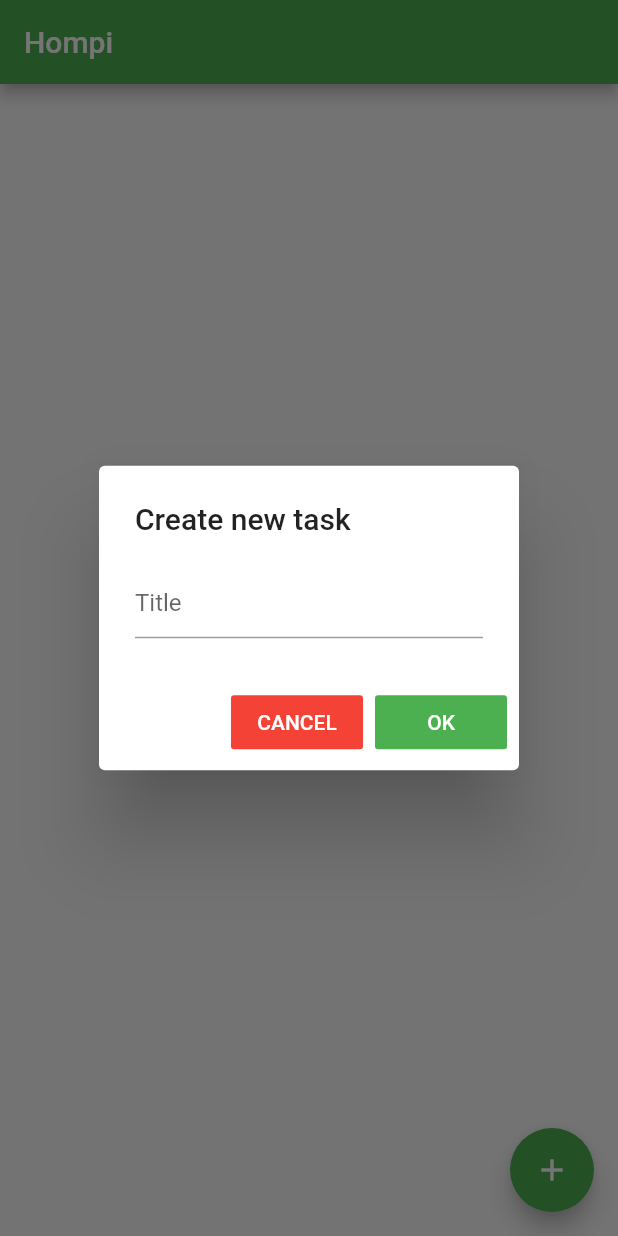
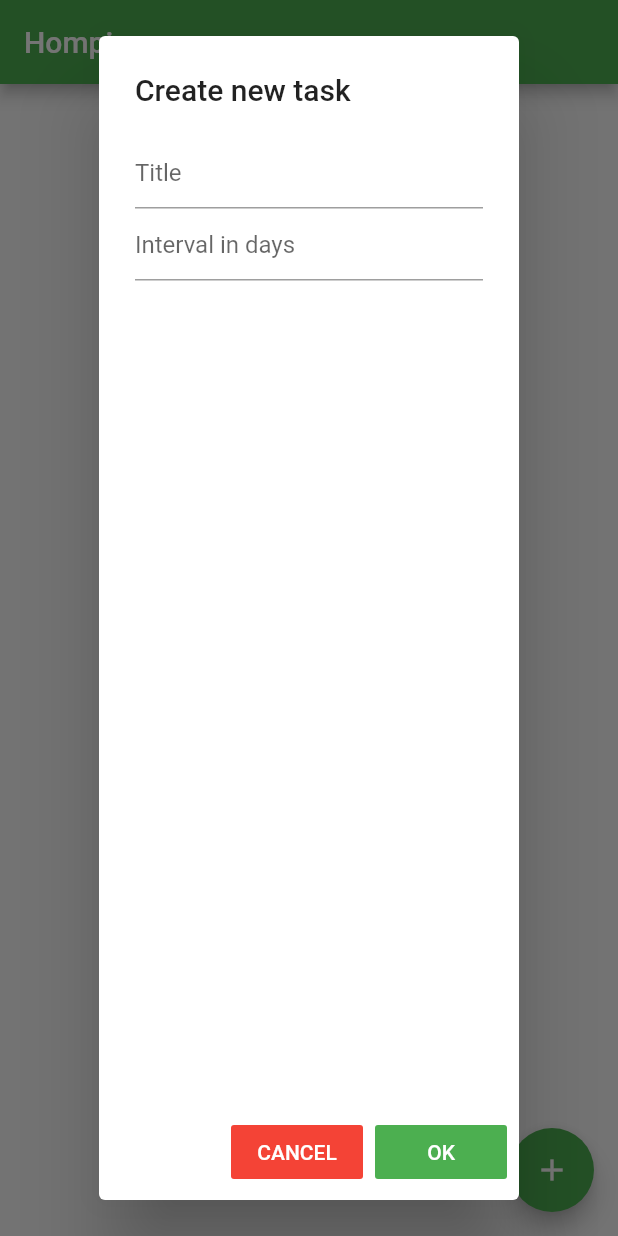
Before and after one commit to DeviesDevelopment/hompi, a Flutter app: the screen it shows after launch, after a tap on the "add" icon, on a phone screen of 412 x 824 dp. Run offline on Flutter 3.47's test engine with Material 2 defaults, Android fonts, the phone set to English and light mode, and no system bars.

Commit message:
Create tasks with interval

```diff
--- a/frontend/hompi/lib/main.dart
+++ b/frontend/hompi/lib/main.dart
@@ -23,16 +23,21 @@ Future<List<Task>> fetchTasks() async {
   }
 }
 
-void addTask(String title) async {
+void addTask(Task task) async {
   final response = await http.post(
       getBaseUrl(),
       headers: <String, String>{
         'Content-Type': 'application/json; charset=UTF-8',
       },
     body: jsonEncode(<String, String>{
-      'title': title,
+      'title': task.title,
+      'due_date': DateTime.now().toIso8601String(),
+      'interval': task.interval + ' 00:00:00',
     }),
   );
+  if (response.statusCode != 201) {
+    throw Exception('Failed to create task');
+  }
 }
 
 class MyApp extends StatelessWidget {
@@ -57,8 +62,10 @@ class RandomWords extends StatefulWidget {
 class _RandomWordsState extends State<RandomWords> {
   final _tasks = <Task>[];
   final _biggerFont = TextStyle(fontSize: 18.0);
-  TextEditingController _textFieldController = TextEditingController();
-  String valueText;
+  TextEditingController _titleTextFieldController = TextEditingController();
+  String titleInputText;
+  TextEditingController _intervalTextFieldController = TextEditingController();
+  String intervalInputText;
 
   @override
   initState() {
@@ -68,8 +75,8 @@ class _RandomWordsState extends State<RandomWords> {
     });
   }
 
-  _addTask(String title) async {
-    await addTask(title);
+  _addTask(Task task) async {
+    await addTask(task);
     fetchTasks().then((tasks) {
       setState(() {
         _tasks.clear();
@@ -84,14 +91,28 @@ class _RandomWordsState extends State<RandomWords> {
         builder: (context) {
           return AlertDialog(
             title: Text('Create new task'),
-            content: TextField(
-              onChanged: (value) {
-                setState(() {
-                  valueText = value;
-                });
-              },
-              controller: _textFieldController,
-              decoration: InputDecoration(hintText: "Title"),
+            content: Column(
+              children: [
+                TextField(
+                  onChanged: (value) {
+                    setState(() {
+                      titleInputText = value;
+                    });
+                  },
+                  controller: _titleTextFieldController,
+                  decoration: InputDecoration(hintText: "Title"),
+                ),
+                TextField(
+                  onChanged: (value) {
+                    setState(() {
+                      intervalInputText = value;
+                    });
+                  },
+                  controller: _intervalTextFieldController,
+                  keyboardType: TextInputType.number,
+                  decoration: InputDecoration(hintText: "Interval in days"),
+                ),
+              ],
             ),
             actions: <Widget>[
               FlatButton(
@@ -110,7 +131,12 @@ class _RandomWordsState extends State<RandomWords> {
                 child: Text('OK'),
                 onPressed: () {
                   setState(() {
-                    _addTask(valueText);
+                    Task newTask = Task.dummy(
+                        title: titleInputText,
+                        dueDate: DateTime.now(),
+                        interval: intervalInputText
+                    );
+                    _addTask(newTask);
                     Navigator.pop(context);
                   });
                 },
@@ -161,21 +187,21 @@ class _RandomWordsState extends State<RandomWords> {
 }
 
 class Task {
-  final int id;
+  int id;
   final String title;
   final DateTime dueDate;
+  final String interval;
 
-  Task({this.id, this.title, this.dueDate});
+  Task({this.id, this.title, this.dueDate, this.interval});
+
+  Task.dummy({this.title, this.dueDate, this.interval});
 
   factory Task.fromJson(Map<String, dynamic> json) {
     return Task(
       id: json['id'],
       title: json['title'],
       dueDate: DateTime.parse(json['due_date']),
+      interval: json['interval'],
     );
   }
-
-  Map toJson() {
-    return {'title': title};
-  }
 }
```
